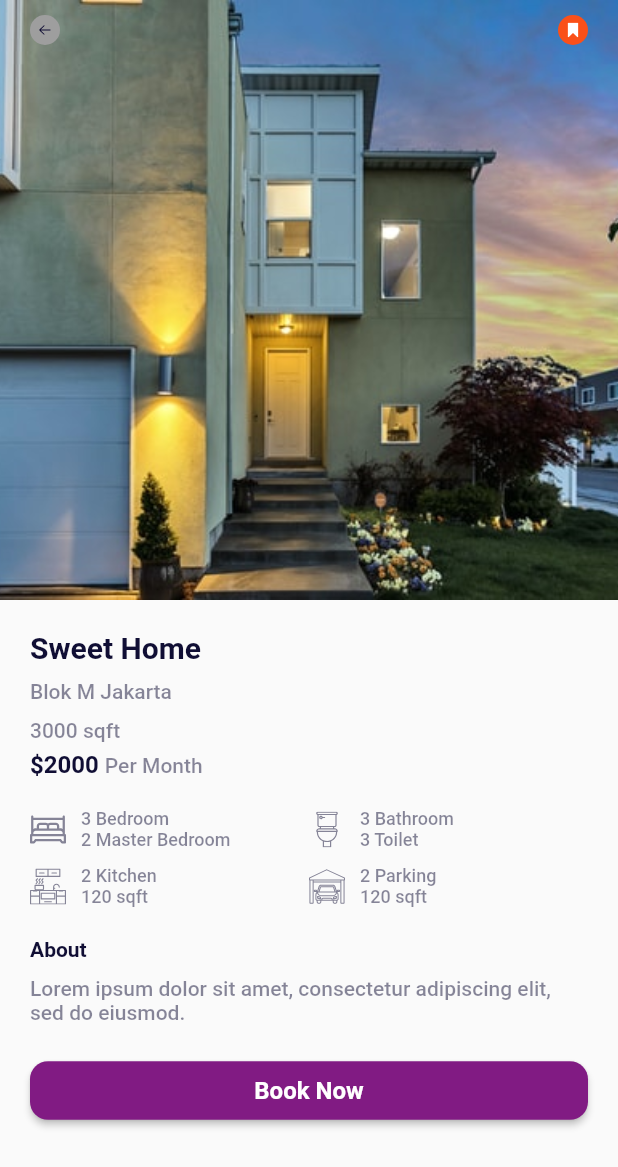
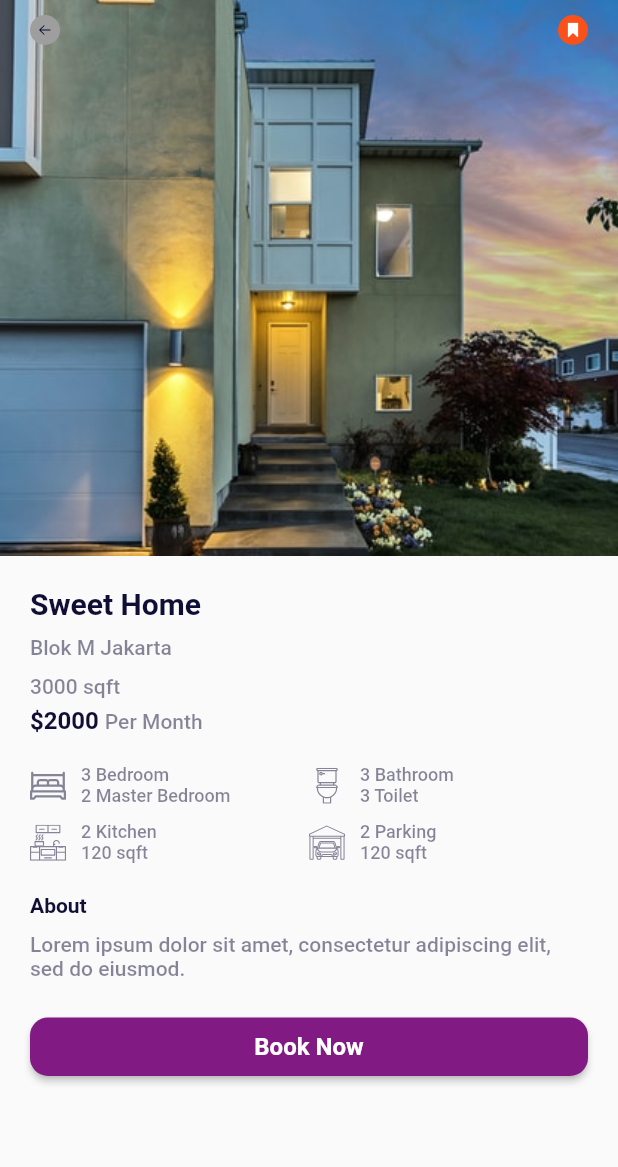
Before and after one commit to lypsisrudiansyah/rent_house_app_ui, a Flutter app: the screen it shows after launch, after a tap on "Sweet Home", on a phone screen of 412 x 824 dp. Shown: the top 1167 px of the screen. Run offline on Flutter 3.47's test engine with Material 2 defaults, Android fonts, the phone set to English and light mode, and no system bars; our stand-ins replace flutter_svg, sizer.

Commit message:
update detail_appbar.dart

```diff
--- a/lib/screen/detail/widget/detail_appbar.dart
+++ b/lib/screen/detail/widget/detail_appbar.dart
@@ -1,6 +1,7 @@
 import 'package:flutter/material.dart';
 import 'package:flutter_house_rent/model/house.dart';
 import 'package:flutter_house_rent/widget/circle_icon_button.dart';
+import 'package:sizer/sizer.dart';
 
 class DetailAppbar extends StatelessWidget {
   final House house;
@@ -10,7 +11,7 @@
   @override
   Widget build(BuildContext context) {
     return Container(
-      height: 400,
+      height: 45.h,
       child: Stack(
         children: [
           Image.asset(
```
